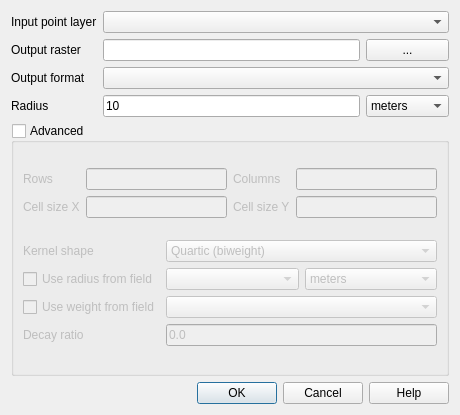
Before: the Qt Designer form src/plugins/heatmap/heatmapguibase.ui in carsmie/QGIS, drawn with Qt 5.
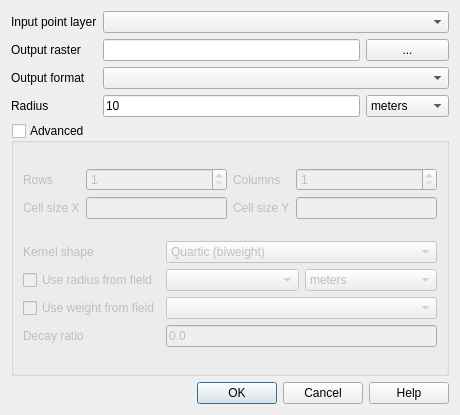
After: the same form once the commit is applied.

Commit message: Don't reset output size on radius change (fix #8090) Prevent input of invalid output size by changing to spin boxes for rows and columns

The edit to the form file:
```diff
--- a/src/plugins/heatmap/heatmapguibase.ui
+++ b/src/plugins/heatmap/heatmapguibase.ui
@@ -165,10 +165,24 @@
          </widget>
         </item>
         <item row="0" column="1">
-         <widget class="QLineEdit" name="rowLineEdit"/>
+         <widget class="QSpinBox" name="mRowsSpinBox">
+          <property name="minimum">
+           <number>1</number>
+          </property>
+          <property name="maximum">
+           <number>999999</number>
+          </property>
+         </widget>
         </item>
         <item row="0" column="3">
-         <widget class="QLineEdit" name="columnLineEdit"/>
+         <widget class="QSpinBox" name="mColumnsSpinBox">
+          <property name="minimum">
+           <number>1</number>
+          </property>
+          <property name="maximum">
+           <number>999999</number>
+          </property>
+         </widget>
         </item>
         <item row="1" column="1">
          <widget class="QLineEdit" name="cellXLineEdit"/>
```
Left out of the diff: 8 changed lines with no effect on the pictures. The commit also changes 2 other files.
